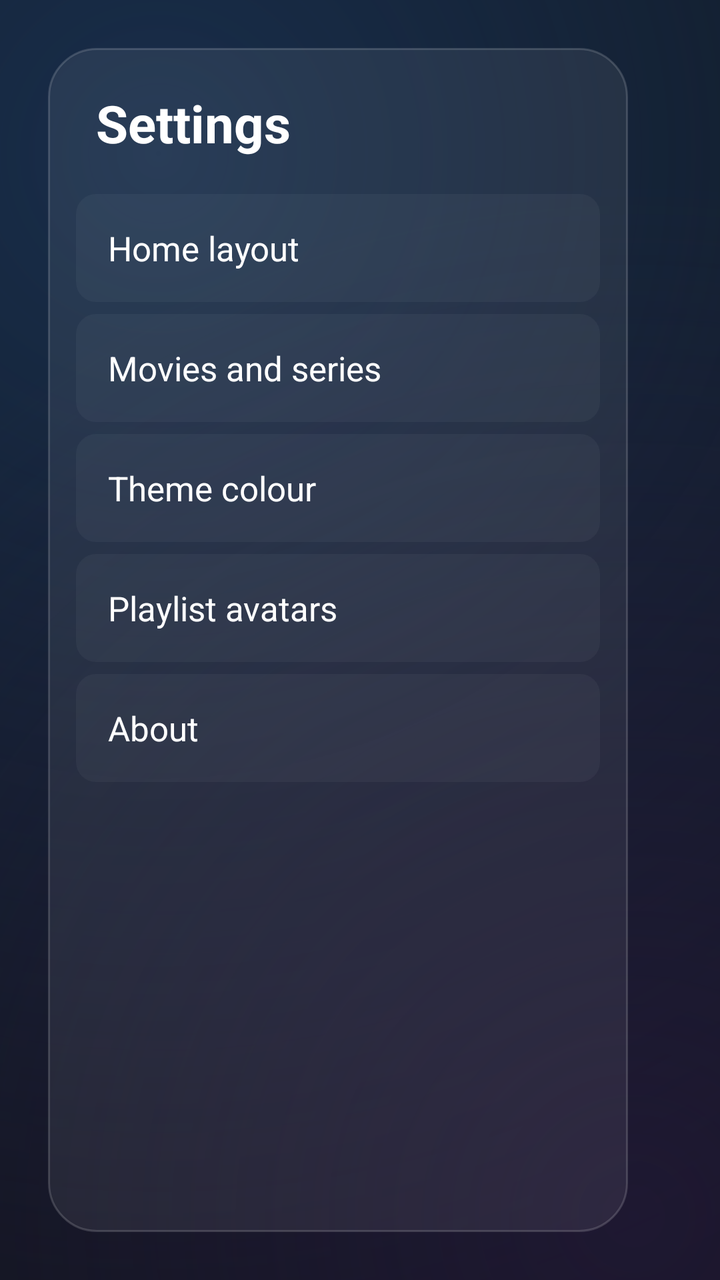
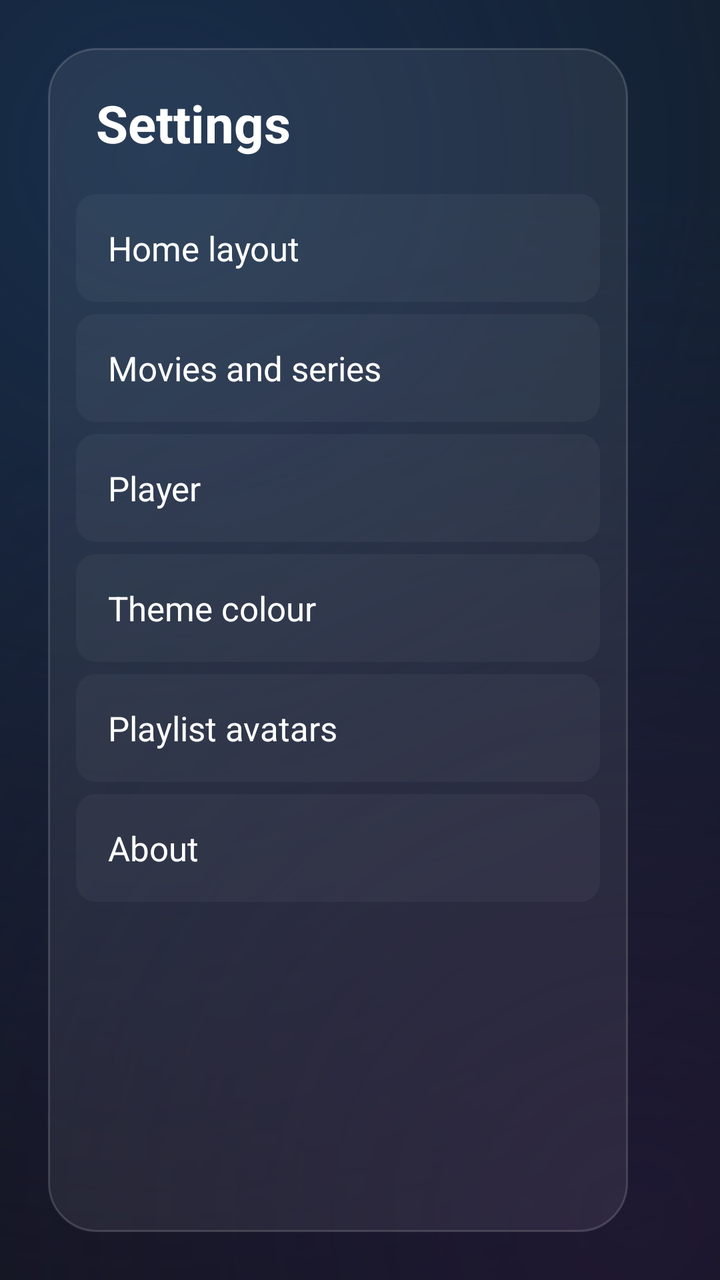

An Android layout rendered at two revisions. The XML below is the earlier revision; the diff shows what the commit changed to produce the second picture.
<!-- AndroidManifest.xml: application theme AppTheme -->
<!-- res/layout/activity_settings.xml -->
<?xml version="1.0" encoding="utf-8"?>
<LinearLayout xmlns:android="http://schemas.android.com/apk/res/android"
    android:layout_width="match_parent"
    android:layout_height="match_parent"
    android:background="@drawable/bg_glow"
    android:orientation="horizontal"
    android:padding="24dp">

    <LinearLayout
        android:layout_width="290dp"
        android:layout_height="match_parent"
        android:background="@drawable/bg_glass_card"
        android:orientation="vertical"
        android:padding="14dp">

        <TextView
            android:layout_width="wrap_content"
            android:layout_height="wrap_content"
            android:layout_marginLeft="10dp"
            android:layout_marginTop="6dp"
            android:layout_marginBottom="18dp"
            android:text="Settings"
            android:textColor="@color/text"
            android:textSize="26sp"
            android:textStyle="bold" />

        <TextView android:id="@+id/menu_home" style="@style/SettingsMenuItem" android:text="Home layout" />

        <TextView android:id="@+id/menu_browse" style="@style/SettingsMenuItem" android:text="Movies and series" />

        <TextView android:id="@+id/menu_color" style="@style/SettingsMenuItem" android:text="Theme colour" />

        <TextView android:id="@+id/menu_avatars" style="@style/SettingsMenuItem" android:text="Playlist avatars" />

        <TextView android:id="@+id/menu_about" style="@style/SettingsMenuItem" android:text="About" />
    </LinearLayout>

    <ScrollView
        android:layout_width="0dp"
        android:layout_height="match_parent"
        android:layout_marginLeft="32dp"
        android:layout_weight="1"
        android:clipToPadding="false"
        android:fillViewport="true">

        <LinearLayout
            android:layout_width="match_parent"
            android:layout_height="wrap_content"
            android:clipChildren="false"
            android:clipToPadding="false"
            android:orientation="vertical"
            android:paddingTop="8dp"
            android:paddingRight="12dp"
            android:paddingBottom="16dp">

            <TextView
                android:id="@+id/section_title"
                android:layout_width="wrap_content"
                android:layout_height="wrap_content"
                android:textColor="@color/text"
                android:textSize="24sp"
                android:textStyle="bold" />

            <TextView
                android:id="@+id/section_hint"
                android:layout_width="wrap_content"
                android:layout_height="wrap_content"
                android:layout_marginTop="4dp"
                android:layout_marginBottom="18dp"
                android:textColor="@color/text_secondary"
                android:textSize="15sp" />

            <LinearLayout
                android:id="@+id/section_body"
                android:layout_width="match_parent"
                android:layout_height="wrap_content"
                android:clipChildren="false"
                android:clipToPadding="false"
                android:orientation="vertical" />
        </LinearLayout>
    </ScrollView>
</LinearLayout>
<!-- resources referenced by this layout -->
<resources>
  <color name="text">#FFFFFFFF</color>
  <color name="text_secondary">#FFA0A8B0</color>
  <!-- drawable bg_glass_card (drawable) -->
  <?xml version="1.0" encoding="utf-8"?>
  <shape xmlns:android="http://schemas.android.com/apk/res/android">
      <solid android:color="#12FFFFFF" />
      <stroke android:width="1dp" android:color="#29FFFFFF" />
      <corners android:radius="24dp" />
  </shape>
  <style name="SettingsMenuItem">
          <item name="android:layout_width">match_parent</item>
          <item name="android:layout_height">54dp</item>
          <item name="android:layout_marginBottom">6dp</item>
          <item name="android:background">@drawable/bg_glass_item</item>
          <item name="android:focusable">true</item>
          <item name="android:clickable">true</item>
          <item name="android:gravity">center_vertical</item>
          <item name="android:paddingLeft">16dp</item>
          <item name="android:textColor">@color/text</item>
          <item name="android:textSize">17sp</item>
      </style>
  <!-- drawable bg_glass_item (drawable) -->
  <?xml version="1.0" encoding="utf-8"?>
  <selector xmlns:android="http://schemas.android.com/apk/res/android">
      <item android:state_focused="true">
          <shape>
              <solid android:color="?attr/appAccent59" />
              <stroke android:width="2dp" android:color="@android:color/white" />
              <corners android:radius="10dp" />
          </shape>
      </item>
      <item android:state_activated="true">
          <shape>
              <solid android:color="?attr/appAccent26" />
              <stroke android:width="1dp" android:color="?attr/appAccent66" />
              <corners android:radius="10dp" />
          </shape>
      </item>
      <item>
          <shape>
              <solid android:color="#0AFFFFFF" />
              <corners android:radius="10dp" />
          </shape>
      </item>
  </selector>
  <color name="surface">#FF1C232B</color>
  <color name="bg">#FF101418</color>
  <style name="TvDialog" parent="Theme.AppCompat.Dialog.Alert">
          <item name="colorAccent">?attr/appAccent</item>
          <item name="android:windowBackground">@drawable/bg_panel</item>
          <item name="buttonBarPositiveButtonStyle">@style/TvDialogButton</item>
          <item name="buttonBarNegativeButtonStyle">@style/TvDialogButton</item>
      </style>
  <!-- drawable bg_panel (drawable) -->
  <?xml version="1.0" encoding="utf-8"?>
  <shape xmlns:android="http://schemas.android.com/apk/res/android">
      <solid android:color="@color/overlay" />
      <corners android:radius="12dp" />
  </shape>
  <style name="TvDialogButton" parent="Widget.AppCompat.Button.ButtonBar.AlertDialog">
          <item name="android:background">@drawable/bg_button</item>
          <item name="android:textColor">@color/text</item>
          <item name="android:minWidth">120dp</item>
          <item name="android:textAllCaps">false</item>
      </style>
  <color name="overlay">#E6101418</color>
  <!-- drawable bg_button (drawable) -->
  <?xml version="1.0" encoding="utf-8"?>
  <selector xmlns:android="http://schemas.android.com/apk/res/android">
      <item android:state_focused="true">
          <shape>
              <solid android:color="?attr/appAccent" />
              <stroke android:width="2dp" android:color="@color/text" />
              <corners android:radius="8dp" />
          </shape>
      </item>
      <item>
          <shape>
              <solid android:color="@color/surface" />
              <corners android:radius="8dp" />
          </shape>
      </item>
  </selector>
  <!-- unchanged entries left out for length: 2 -->
</resources>

<!-- the commit's change to res/layout/activity_settings.xml (unified diff, before → after) -->
@@ -27,6 +27,8 @@
         <TextView android:id="@+id/menu_home" style="@style/SettingsMenuItem" android:text="Home layout" />
 
         <TextView android:id="@+id/menu_browse" style="@style/SettingsMenuItem" android:text="Movies and series" />
+
+        <TextView android:id="@+id/menu_player" style="@style/SettingsMenuItem" android:text="Player" />
 
         <TextView android:id="@+id/menu_color" style="@style/SettingsMenuItem" android:text="Theme colour" />
 
